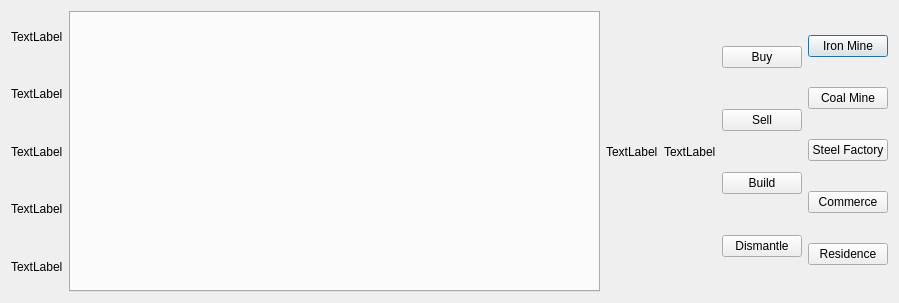
The window that BuildingDetailDialog.ui (lgasyou/SimpleSimulator) describes before a commit, drawn with Qt 5.
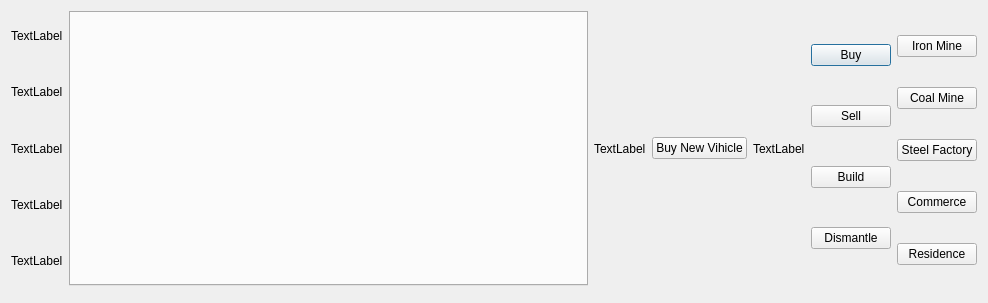
The same window after the commit. Custom widgets are drawn as their Qt base class.

Commit message: Perfect SetRouteDialog and its auxiliaries. Add auto repeat trade modules. Now can add new vihicles.

Patch:
```diff
--- a/BuildingDetailDialog.ui
+++ b/BuildingDetailDialog.ui
@@ -6,7 +6,7 @@
    <rect>
     <x>0</x>
     <y>0</y>
-    <width>899</width>
+    <width>988</width>
     <height>303</height>
    </rect>
   </property>
@@ -14,14 +14,99 @@
    <string>Dialog</string>
   </property>
   <layout class="QGridLayout" name="gridLayout">
-   <item row="1" column="1">
+   <item row="0" column="0">
+    <layout class="QVBoxLayout" name="verticalLayout_Info">
+     <item>
+      <widget class="QLabel" name="label_Name">
+       <property name="text">
+        <string>TextLabel</string>
+       </property>
+      </widget>
+     </item>
+     <item>
+      <widget class="QLabel" name="label_Value">
+       <property name="text">
+        <string>TextLabel</string>
+       </property>
+      </widget>
+     </item>
+     <item>
+      <widget class="QLabel" name="label_Type">
+       <property name="text">
+        <string>TextLabel</string>
+       </property>
+      </widget>
+     </item>
+     <item>
+      <widget class="QLabel" name="label_Owner">
+       <property name="text">
+        <string>TextLabel</string>
+       </property>
+      </widget>
+     </item>
+     <item>
+      <widget class="QLabel" name="label_Position">
+       <property name="text">
+        <string>TextLabel</string>
+       </property>
+      </widget>
+     </item>
+    </layout>
+   </item>
+   <item row="0" column="1">
     <widget class="QTabWidget" name="tabWidget_industry">
      <property name="currentIndex">
       <number>-1</number>
      </property>
     </widget>
    </item>
-   <item row="1" column="6">
+   <item row="0" column="2">
+    <widget class="QLabel" name="label_GarageState">
+     <property name="text">
+      <string>TextLabel</string>
+     </property>
+    </widget>
+   </item>
+   <item row="0" column="4">
+    <widget class="QLabel" name="label_WarehouseSum">
+     <property name="text">
+      <string>TextLabel</string>
+     </property>
+    </widget>
+   </item>
+   <item row="0" column="5">
+    <layout class="QVBoxLayout" name="verticalLayout_Main">
+     <item>
+      <widget class="QPushButton" name="pushButton_Buy">
+       <property name="text">
+        <string>Buy</string>
+       </property>
+      </widget>
+     </item>
+     <item>
+      <widget class="QPushButton" name="pushButton_Sell">
+       <property name="text">
+        <string>Sell</string>
+       </property>
+      </widget>
+     </item>
+     <item>
+      <widget class="QPushButton" name="pushButton_Build">
+       <property name="text">
+        <string>Build</string>
+       </property>
+      </widget>
+     </item>
+     <item>
+      <widget class="QPushButton" name="pushButton_Dismantle">
+       <property name="text">
+        <string>Dismantle</string>
+       </property>
+      </widget>
+     </item>
+    </layout>
+   </item>
+   <item row="0" column="6" rowspan="2">
     <layout class="QVBoxLayout" name="verticalLayout_Build">
      <item>
       <widget class="MyPushButton" name="pushButton_Build_IronMine">
@@ -60,88 +145,10 @@
      </item>
     </layout>
    </item>
-   <item row="1" column="2">
-    <widget class="QLabel" name="label_WarehouseSum">
+   <item row="0" column="3">
+    <widget class="QPushButton" name="pushButtonAddVihicle">
      <property name="text">
-      <string>TextLabel</string>
-     </property>
-    </widget>
-   </item>
-   <item row="1" column="5">
-    <layout class="QVBoxLayout" name="verticalLayout_Main">
-     <item>
-      <widget class="QPushButton" name="pushButton_Buy">
-       <property name="text">
-        <string>Buy</string>
-       </property>
-      </widget>
-     </item>
-     <item>
-      <widget class="QPushButton" name="pushButton_Sell">
-       <property name="text">
-        <string>Sell</string>
-       </property>
-      </widget>
-     </item>
-     <item>
-      <widget class="QPushButton" name="pushButton_Build">
-       <property name="text">
-        <string>Build</string>
-       </property>
-      </widget>
-     </item>
-     <item>
-      <widget class="QPushButton" name="pushButton_Dismantle">
-       <property name="text">
-        <string>Dismantle</string>
-       </property>
-      </widget>
-     </item>
-    </layout>
-   </item>
-   <item row="1" column="0">
-    <layout class="QVBoxLayout" name="verticalLayout_Info">
-     <item>
-      <widget class="QLabel" name="label_Name">
-       <property name="text">
-        <string>TextLabel</string>
-       </property>
-      </widget>
-     </item>
-     <item>
-      <widget class="QLabel" name="label_Value">
-       <property name="text">
-        <string>TextLabel</string>
-       </property>
-      </widget>
-     </item>
-     <item>
-      <widget class="QLabel" name="label_Type">
-       <property name="text">
-        <string>TextLabel</string>
-       </property>
-      </widget>
-     </item>
-     <item>
-      <widget class="QLabel" name="label_Owner">
-       <property name="text">
-        <string>TextLabel</string>
-       </property>
-      </widget>
-     </item>
-     <item>
-      <widget class="QLabel" name="label_Position">
-       <property name="text">
-        <string>TextLabel</string>
-       </property>
-      </widget>
-     </item>
-    </layout>
-   </item>
-   <item row="1" column="3">
-    <widget class="QLabel" name="label_GarageState">
-     <property name="text">
-      <string>TextLabel</string>
+      <string>Buy New Vihicle</string>
      </property>
     </widget>
    </item>
```
The commit also changes 30 other files.
